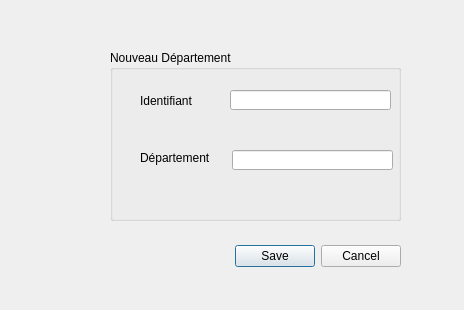
idriss92/FaceRecognition, file FaceRecognition/ajouterdepartement.ui: the form before one commit.
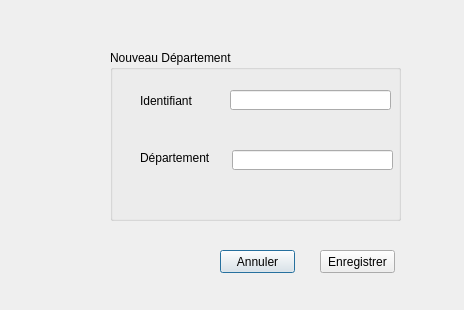
The form after the commit.

```diff
--- a/FaceRecognition/ajouterdepartement.ui
+++ b/FaceRecognition/ajouterdepartement.ui
@@ -13,22 +13,6 @@
   <property name="windowTitle">
    <string>Dialog</string>
   </property>
-  <widget class="QDialogButtonBox" name="buttonBox">
-   <property name="geometry">
-    <rect>
-     <x>60</x>
-     <y>240</y>
-     <width>341</width>
-     <height>32</height>
-    </rect>
-   </property>
-   <property name="orientation">
-    <enum>Qt::Horizontal</enum>
-   </property>
-   <property name="standardButtons">
-    <set>QDialogButtonBox::Cancel|QDialogButtonBox::Save</set>
-   </property>
-  </widget>
   <widget class="QGroupBox" name="groupBoxNouveauDepartement">
    <property name="geometry">
     <rect>
@@ -88,6 +72,32 @@
     </property>
    </widget>
   </widget>
+  <widget class="QPushButton" name="pushButtonAnnuler">
+   <property name="geometry">
+    <rect>
+     <x>220</x>
+     <y>250</y>
+     <width>75</width>
+     <height>23</height>
+    </rect>
+   </property>
+   <property name="text">
+    <string>Annuler</string>
+   </property>
+  </widget>
+  <widget class="QPushButton" name="pushButtonEnregistrer">
+   <property name="geometry">
+    <rect>
+     <x>320</x>
+     <y>250</y>
+     <width>75</width>
+     <height>23</height>
+    </rect>
+   </property>
+   <property name="text">
+    <string>Enregistrer</string>
+   </property>
+  </widget>
  </widget>
  <resources/>
  <connections>
```
Left out of the diff: 35 changed lines with no effect on the pictures.
